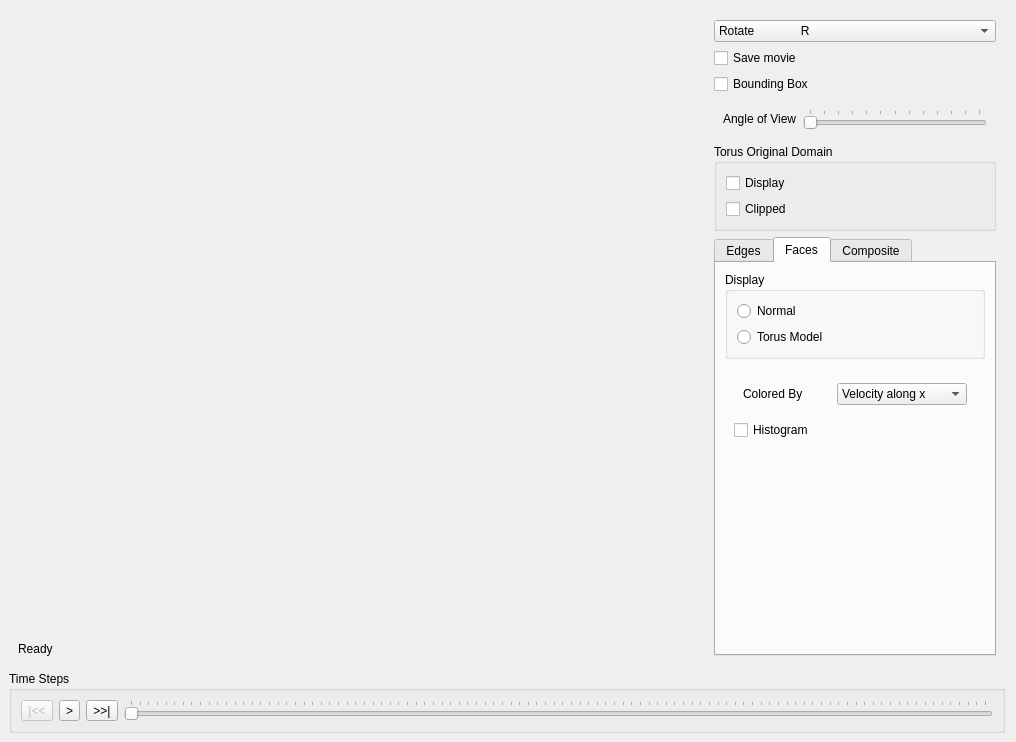
danlipsa/foamvis, file Window.ui: the form before one commit.
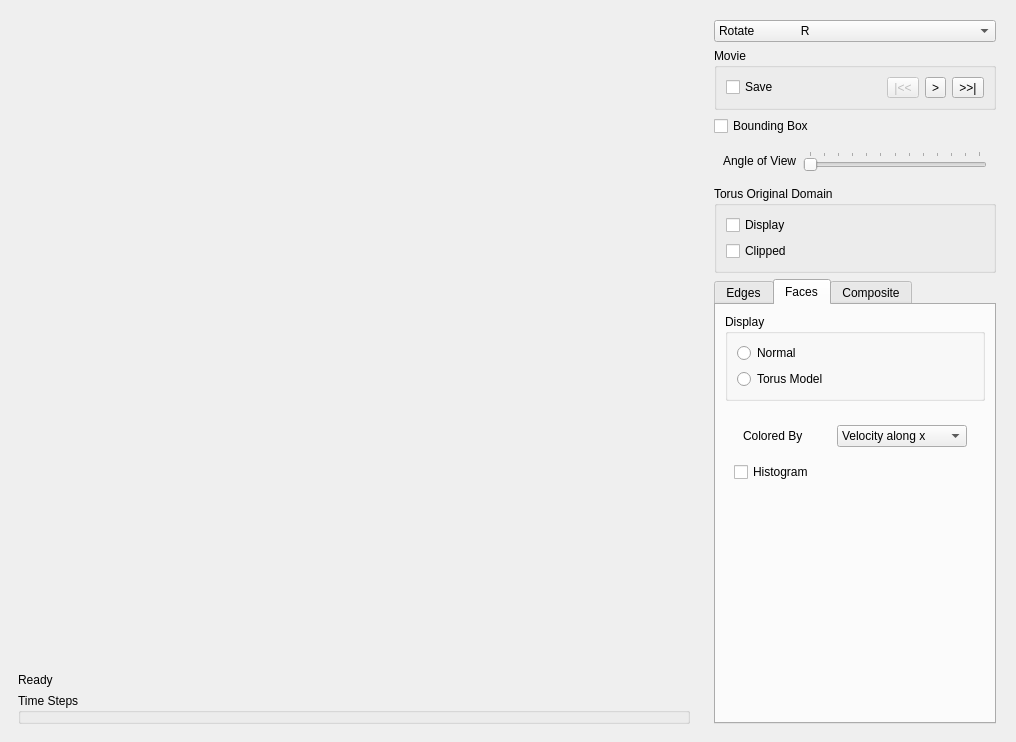
The form after the commit. Custom widgets are drawn as their Qt base class.

```diff
--- a/Window.ui
+++ b/Window.ui
@@ -45,7 +45,7 @@
        <number>0</number>
       </property>
       <item>
-       <widget class="DisplayWidget" name="widgetDisplayHistogram" native="true">
+       <widget class="DisplayWidget" name="widgetDisplay" native="true">
         <property name="sizePolicy">
          <sizepolicy hsizetype="MinimumExpanding" vsizetype="MinimumExpanding">
           <horstretch>0</horstretch>
@@ -60,7 +60,7 @@
         </property>
         <layout class="QVBoxLayout" name="verticalLayout_5">
          <item>
-          <widget class="QWidget" name="widgetDisplay" native="true">
+          <widget class="QWidget" name="widgetDisplayColorBar" native="true">
            <property name="sizePolicy">
             <sizepolicy hsizetype="MinimumExpanding" vsizetype="MinimumExpanding">
              <horstretch>0</horstretch>
@@ -115,6 +115,13 @@
            </property>
           </widget>
          </item>
+         <item>
+          <widget class="RestrictedRangeSlider" name="sliderTimeSteps">
+           <property name="title">
+            <string>Time Steps</string>
+           </property>
+          </widget>
+         </item>
         </layout>
        </widget>
       </item>
@@ -166,10 +173,49 @@
           </widget>
          </item>
          <item>
-          <widget class="QCheckBox" name="checkBoxSaveMovie">
-           <property name="text">
-            <string>Save movie</string>
+          <widget class="QGroupBox" name="groupBoxMovie">
+           <property name="title">
+            <string>Movie</string>
            </property>
+           <layout class="QHBoxLayout" name="horizontalLayout_7">
+            <item>
+             <widget class="QCheckBox" name="checkBoxSaveMovie">
+              <property name="text">
+               <string>Save</string>
+              </property>
+             </widget>
+            </item>
+            <item>
+             <widget class="QToolButton" name="toolButtonBegin">
+              <property name="enabled">
+               <bool>false</bool>
+              </property>
+              <property name="text">
+               <string>|&lt;&lt;</string>
+              </property>
+             </widget>
+            </item>
+            <item>
+             <widget class="QToolButton" name="toolButtonPlay">
+              <property name="text">
+               <string>&gt;</string>
+              </property>
+              <property name="arrowType">
+               <enum>Qt::NoArrow</enum>
+              </property>
+             </widget>
+            </item>
+            <item>
+             <widget class="QToolButton" name="toolButtonEnd">
+              <property name="enabled">
+               <bool>true</bool>
+              </property>
+              <property name="text">
+               <string>&gt;&gt;|</string>
+              </property>
+             </widget>
+            </item>
+           </layout>
           </widget>
          </item>
          <item>
@@ -661,61 +707,6 @@
      </layout>
     </widget>
    </item>
-   <item>
-    <widget class="QGroupBox" name="groupBoxTimeSteps">
-     <property name="title">
-      <string>Time Steps</string>
-     </property>
-     <layout class="QHBoxLayout" name="horizontalLayout">
-      <property name="spacing">
-       <number>6</number>
-      </property>
-      <property name="sizeConstraint">
-       <enum>QLayout::SetDefaultConstraint</enum>
-      </property>
-      <item>
-       <widget class="QToolButton" name="toolButtonBegin">
-        <property name="enabled">
-         <bool>false</bool>
-        </property>
-        <property name="text">
-         <string>|&lt;&lt;</string>
-        </property>
-       </widget>
-      </item>
-      <item>
-       <widget class="QToolButton" name="toolButtonPlay">
-        <property name="text">
-         <string>&gt;</string>
-        </property>
-        <property name="arrowType">
-         <enum>Qt::NoArrow</enum>
-        </property>
-       </widget>
-      </item>
-      <item>
-       <widget class="QToolButton" name="toolButtonEnd">
-        <property name="enabled">
-         <bool>true</bool>
-        </property>
-        <property name="text">
-         <string>&gt;&gt;|</string>
-        </property>
-       </widget>
-      </item>
-      <item>
-       <widget class="RestrictedRangeSlider" name="sliderData">
-        <property name="orientation">
-         <enum>Qt::Horizontal</enum>
-        </property>
-        <property name="tickPosition">
-         <enum>QSlider::TicksAbove</enum>
-        </property>
-       </widget>
-      </item>
-     </layout>
-    </widget>
-   </item>
   </layout>
  </widget>
  <customwidgets>
@@ -762,20 +753,17 @@
     <slot>CurrentIndexChangedInteractionMode(int)</slot>
    </slots>
   </customwidget>
-  <customwidget>
-   <class>RestrictedRangeSlider</class>
-   <extends>QSlider</extends>
-   <header>RestrictedRangeSlider.h</header>
-   <slots>
-    <signal>valueChangedOriginalRange(int)</signal>
-    <signal>valueChangedNone()</signal>
-   </slots>
-  </customwidget>
   <customwidget>
    <class>ColorBar</class>
    <extends>QwtScaleWidget</extends>
    <header>ColorBar.h</header>
   </customwidget>
+  <customwidget>
+   <class>RestrictedRangeSlider</class>
+   <extends>QGroupBox</extends>
+   <header>RestrictedRangeSlider.h</header>
+   <container>1</container>
+  </customwidget>
  </customwidgets>
  <resources/>
  <connections>
```
Left out of the diff: 10 changed lines with no effect on the pictures.
